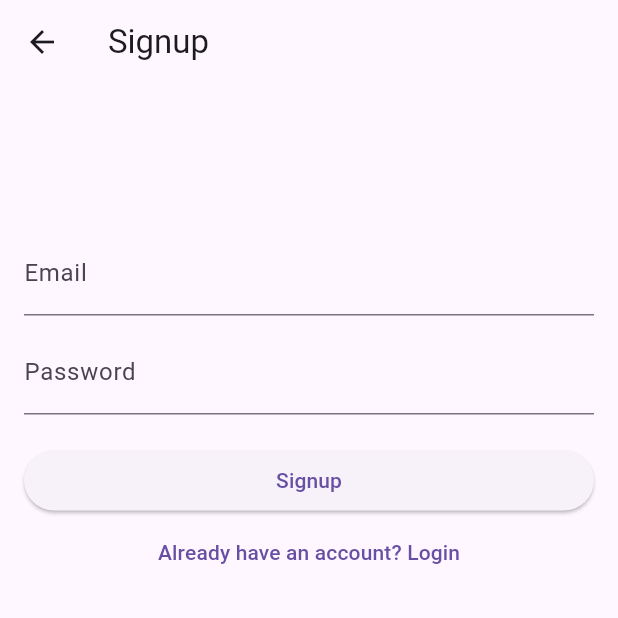
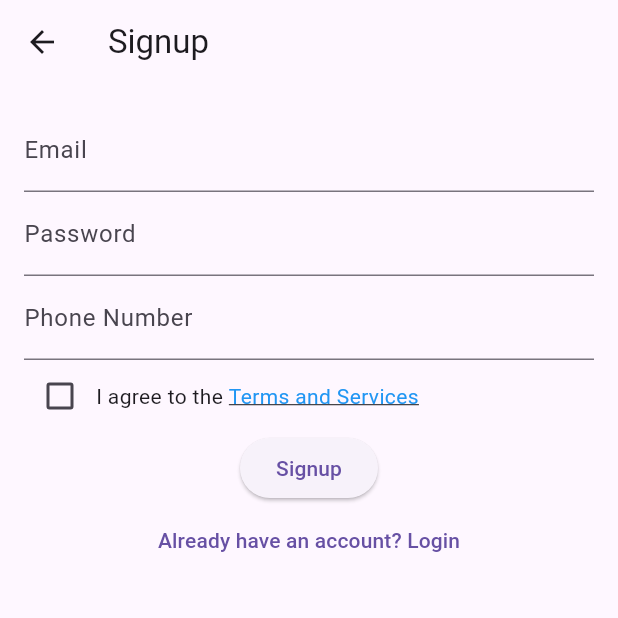
Before and after one commit to 12Omega/sprint1_login_app, a Flutter app: the SignupScreen screen opened by its route, on a phone screen of 412 x 824 dp, the top half of it. Run offline on Flutter 3.47's test engine with Material 3 defaults, Android fonts, the phone set to English and light mode, and no system bars.

Commit message:
added phone number and terms and services to the login and signup screens

```diff
--- a/lib/main.dart
+++ b/lib/main.dart
@@ -2,6 +2,7 @@ import 'package:flutter/material.dart';
 import 'screens/login_screen.dart';
 import 'screens/signup_screen.dart';
 import 'screens/home_screen.dart';
+import 'screens/terms_screen.dart'; // Add this
 
 void main() => runApp(const MyApp());
 
@@ -18,6 +19,7 @@ class MyApp extends StatelessWidget {
         '/login': (context) => const LoginScreen(),
         '/signup': (context) => const SignupScreen(),
         '/home': (context) => const HomeScreen(),
+        '/terms': (context) => const TermsScreen(), // Add this
       },
     );
   }
--- a/lib/screens/signup_screen.dart
+++ b/lib/screens/signup_screen.dart
@@ -12,38 +12,56 @@ class SignupScreen extends StatefulWidget {
 class _SignupScreenState extends State<SignupScreen> {
   final TextEditingController emailController = TextEditingController();
   final TextEditingController passwordController = TextEditingController();
+  final TextEditingController phoneController = TextEditingController();
+
+  bool agreed = false;
 
   @override
   Widget build(BuildContext context) {
-    final screenHeight = MediaQuery.of(context).size.height;
-
     return Scaffold(
       appBar: AppBar(title: const Text("Signup")),
       body: SingleChildScrollView(
         padding: const EdgeInsets.all(16.0),
-        child: Center(
-          child: ConstrainedBox(
-            constraints: const BoxConstraints(maxWidth: 500),
         child: Column(
-              crossAxisAlignment: CrossAxisAlignment.stretch,
           children: [
-                SizedBox(height: screenHeight * 0.1),
             CustomTextField(controller: emailController, label: "Email"),
-                const SizedBox(height: 10),
             CustomTextField(controller: passwordController, label: "Password", obscureText: true),
-                const SizedBox(height: 20),
+            CustomTextField(controller: phoneController, label: "Phone Number"),
+            Row(
+              children: [
+                Checkbox(
+                  value: agreed,
+                  onChanged: (val) => setState(() => agreed = val ?? false),
+                ),
+                const Text("I agree to the "),
+                GestureDetector(
+                  onTap: () => Navigator.pushNamed(context, '/terms'),
+                  child: const Text(
+                    "Terms and Services",
+                    style: TextStyle(color: Colors.blue, decoration: TextDecoration.underline),
+                  ),
+                ),
+              ],
+            ),
             ElevatedButton(
-                  child: const Text("Signup"),
               onPressed: () {
+                if (!agreed) {
+                  ScaffoldMessenger.of(context).showSnackBar(const SnackBar(content: Text("Please agree to terms.")));
+                  return;
+                }
+
                 AuthService.signup(
                   emailController.text,
                   passwordController.text,
+                  phoneController.text,
                 );
+
                 ScaffoldMessenger.of(context).showSnackBar(
                   const SnackBar(content: Text("Signup successful")),
                 );
                 Navigator.pushReplacementNamed(context, '/login');
               },
+              child: const Text("Signup"),
             ),
             TextButton(
               onPressed: () => Navigator.pushNamed(context, '/login'),
@@ -52,8 +70,6 @@ class _SignupScreenState extends State<SignupScreen> {
           ],
         ),
       ),
-        ),
-      ),
     );
   }
 }
--- a/lib/services/auth_service.dart
+++ b/lib/services/auth_service.dart
@@ -1,17 +1,22 @@
 class AuthService {
-  // Predefined users stored in memory
-  static final Map<String, String> _users = {
-    'test@example.com': '123456',  // <-- Preloaded user
-    'admin@demo.com': 'adminpass'  // <-- Another optional user
+  // Store users with phone numbers
+  static final Map<String, Map<String, String>> _users = {
+    'test@example.com': {
+      'password': '123456',
+      'phone': '1234567890',
+    },
   };
 
-  // Sign up method (adds a new user to memory)
-  static void signup(String email, String password) {
-    _users[email] = password;
+  static void signup(String email, String password, String phone) {
+    _users[email] = {
+      'password': password,
+      'phone': phone,
+    };
   }
 
-  // Login method (checks if the email and password match)
-  static bool login(String email, String password) {
-    return _users.containsKey(email) && _users[email] == password;
+  static bool login(String email, String password, String phone) {
+    return _users.containsKey(email) &&
+        _users[email]!['password'] == password &&
+        _users[email]!['phone'] == phone;
   }
 }
```
Also changed, not shown: lib/screens/login_screen.dart (+29 -15 lines), lib/screens/terms_screen.dart (added, +19 -0 lines). Lines whose indentation alone changed are shown as unchanged.
